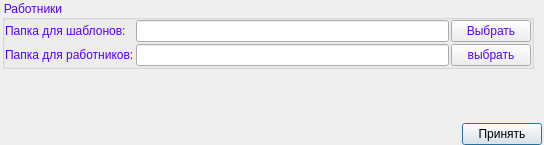
This is ui/program_settings_path.ui in Meller008/CRM-Avi as Qt 5 draws it before an edit. The edited form follows.
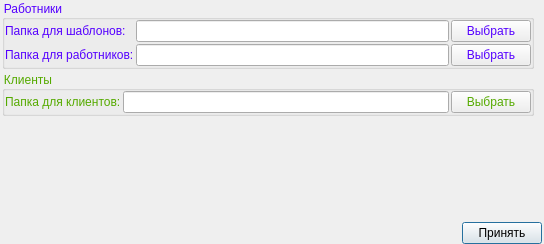
This is the edited form.

Commit message: Доделаны клиенты! Перешел к операциям

The edit to the form file:
```diff
--- a/ui/program_settings_path.ui
+++ b/ui/program_settings_path.ui
@@ -7,7 +7,7 @@
     <x>0</x>
     <y>0</y>
     <width>544</width>
-    <height>145</height>
+    <height>244</height>
    </rect>
   </property>
   <property name="windowTitle">
@@ -29,7 +29,20 @@
    <property name="spacing">
     <number>2</number>
    </property>
-   <item row="3" column="0" colspan="5">
+   <item row="3" column="0">
+    <spacer name="verticalSpacer">
+     <property name="orientation">
+      <enum>Qt::Vertical</enum>
+     </property>
+     <property name="sizeHint" stdset="0">
+      <size>
+       <width>20</width>
+       <height>40</height>
+      </size>
+     </property>
+    </spacer>
+   </item>
+   <item row="4" column="0" colspan="5">
     <layout class="QHBoxLayout" name="horizontalLayout">
      <item>
       <spacer name="horizontalSpacer">
@@ -107,7 +120,7 @@
       <item row="1" column="2">
        <widget class="QPushButton" name="pushButton_2">
         <property name="text">
-         <string>выбрать</string>
+         <string>Выбрать</string>
         </property>
        </widget>
       </item>
@@ -115,17 +128,48 @@
     </widget>
    </item>
    <item row="2" column="0">
-    <spacer name="verticalSpacer">
-     <property name="orientation">
-      <enum>Qt::Vertical</enum>
+    <widget class="QGroupBox" name="groupBox_2">
+     <property name="styleSheet">
+      <string notr="true">color: rgb(85, 170, 0);</string>
      </property>
-     <property name="sizeHint" stdset="0">
-      <size>
-       <width>20</width>
-       <height>40</height>
-      </size>
+     <property name="title">
+      <string>Клиенты</string>
      </property>
-    </spacer>
+     <layout class="QGridLayout" name="gridLayout_3">
+      <property name="leftMargin">
+       <number>0</number>
+      </property>
+      <property name="topMargin">
+       <number>0</number>
+      </property>
+      <property name="rightMargin">
+       <number>0</number>
+      </property>
+      <property name="bottomMargin">
+       <number>0</number>
+      </property>
+      <property name="spacing">
+       <number>2</number>
+      </property>
+      <item row="0" column="0">
+       <widget class="QLabel" name="label_3">
+        <property name="text">
+         <string>Папка для клиентов:</string>
+        </property>
+       </widget>
+      </item>
+      <item row="0" column="1">
+       <widget class="QLineEdit" name="le_clients_path"/>
+      </item>
+      <item row="0" column="2">
+       <widget class="QPushButton" name="pushButton_4">
+        <property name="text">
+         <string>Выбрать</string>
+        </property>
+       </widget>
+      </item>
+     </layout>
+    </widget>
    </item>
   </layout>
  </widget>
```
Left out of the diff: 23 changed lines with no effect on the pictures. The commit also changes 19 other files.
